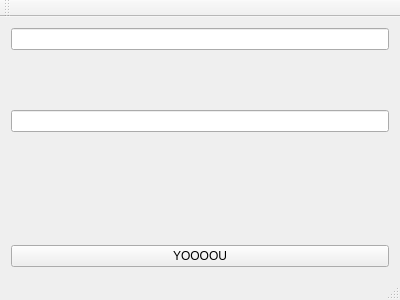
Above: mainwindow.ui from s9gf4ult/degree before the change. Below: the same form after it.
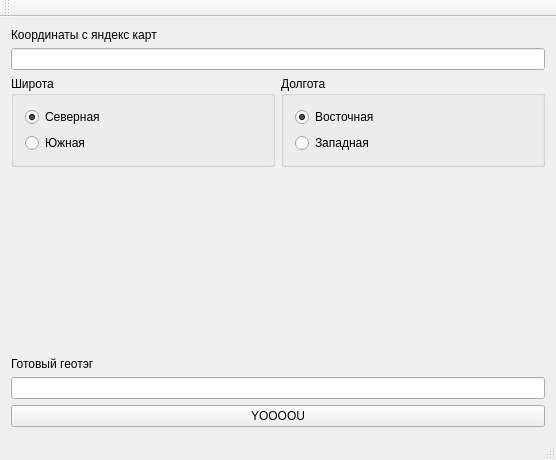
That is the form after the change.

The edit to the form file:
```diff
--- a/mainwindow.ui
+++ b/mainwindow.ui
@@ -6,8 +6,8 @@
    <rect>
     <x>0</x>
     <y>0</y>
-    <width>400</width>
-    <height>300</height>
+    <width>556</width>
+    <height>460</height>
    </rect>
   </property>
   <property name="windowTitle">
@@ -15,9 +15,92 @@
   </property>
   <widget class="QWidget" name="centralWidget">
    <layout class="QVBoxLayout" name="verticalLayout">
+    <item>
+     <widget class="QLabel" name="label">
+      <property name="text">
+       <string>Координаты с яндекс карт</string>
+      </property>
+     </widget>
+    </item>
     <item alignment="Qt::AlignTop">
      <widget class="QLineEdit" name="input"/>
     </item>
+    <item>
+     <layout class="QHBoxLayout" name="horizontalLayout">
+      <item>
+       <widget class="QGroupBox" name="groupBox_2">
+        <property name="title">
+         <string>Широта</string>
+        </property>
+        <layout class="QVBoxLayout" name="verticalLayout_2">
+         <item>
+          <widget class="QRadioButton" name="north">
+           <property name="text">
+            <string>Северная</string>
+           </property>
+           <property name="checked">
+            <bool>true</bool>
+           </property>
+          </widget>
+         </item>
+         <item>
+          <widget class="QRadioButton" name="south">
+           <property name="text">
+            <string>Южная</string>
+           </property>
+          </widget>
+         </item>
+        </layout>
+       </widget>
+      </item>
+      <item>
+       <widget class="QGroupBox" name="groupBox">
+        <property name="title">
+         <string>Долгота</string>
+        </property>
+        <layout class="QVBoxLayout" name="verticalLayout_3">
+         <item>
+          <widget class="QRadioButton" name="east">
+           <property name="text">
+            <string>Восточная</string>
+           </property>
+           <property name="checked">
+            <bool>true</bool>
+           </property>
+          </widget>
+         </item>
+         <item>
+          <widget class="QRadioButton" name="west">
+           <property name="text">
+            <string>Западная</string>
+           </property>
+          </widget>
+         </item>
+        </layout>
+       </widget>
+      </item>
+     </layout>
+    </item>
+    <item>
+     <spacer name="verticalSpacer">
+      <property name="orientation">
+       <enum>Qt::Vertical</enum>
+      </property>
+      <property name="sizeHint" stdset="0">
+       <size>
+        <width>20</width>
+        <height>40</height>
+       </size>
+      </property>
+     </spacer>
+    </item>
+    <item>
+     <widget class="QLabel" name="label_2">
+      <property name="text">
+       <string>Готовый геотэг</string>
+      </property>
+     </widget>
+    </item>
     <item alignment="Qt::AlignTop">
      <widget class="QLineEdit" name="output"/>
     </item>
```
Left out of the diff: 2 changed lines with no effect on the pictures.
